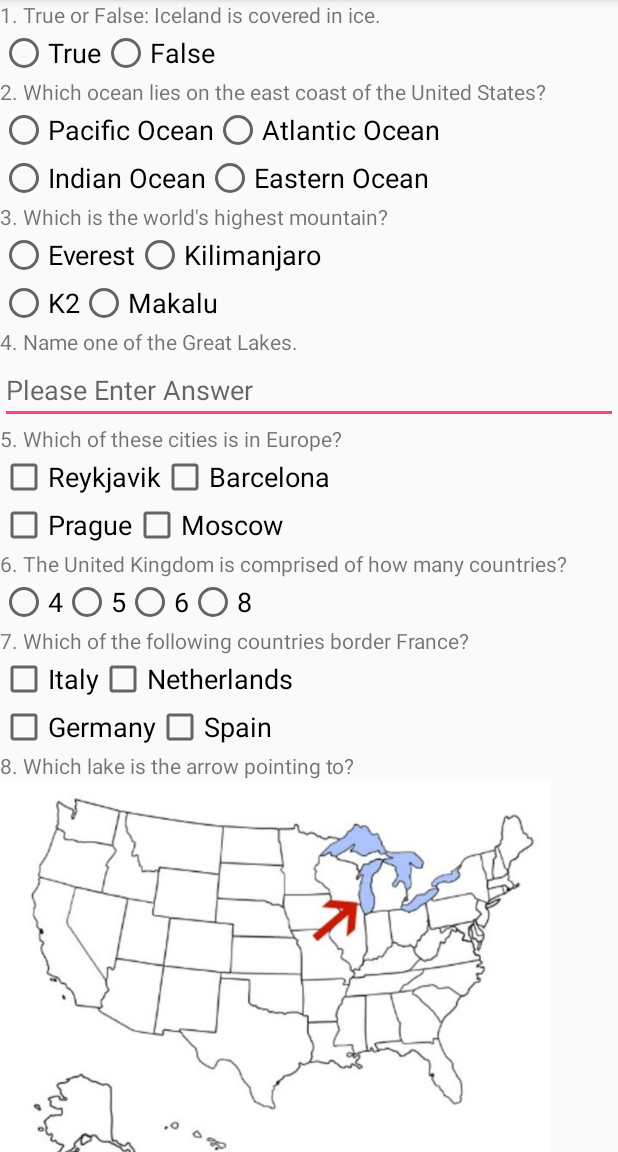
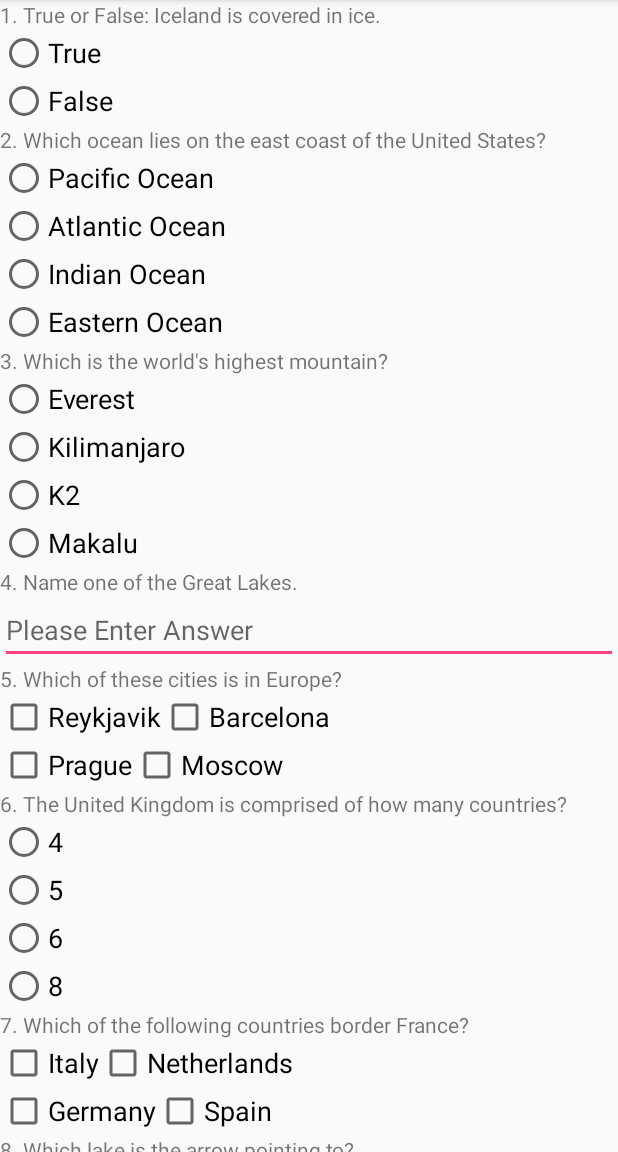
Before and after one commit to chrisabbod/quiz-app, an Android app: the screen it shows after launch (MainActivity), on a phone screen of 412 x 824 dp, the part 84-1236 px from its top. Run offline under Robolectric (Android 15) with nearby library versions, the phone set to English and light mode, and no system bars.

Commit message:
<fix>: Fix Radio Buttons
Fix bug that caused radio button groups to be separate from each other within the same question

```diff
--- a/app/src/main/res/layout/activity_main.xml
+++ b/app/src/main/res/layout/activity_main.xml
@@ -19,7 +19,7 @@
         <RadioGroup
             android:layout_width="wrap_content"
             android:layout_height="wrap_content"
-            android:orientation="horizontal">
+            android:orientation="vertical">
             <RadioButton
                 android:id="@+id/q1_true_radio_button"
                 android:layout_width="wrap_content"
@@ -43,7 +43,7 @@
         <RadioGroup
             android:layout_width="wrap_content"
             android:layout_height="wrap_content"
-            android:orientation="horizontal">
+            android:orientation="vertical">
             <RadioButton
                 android:id="@+id/pacific_radio_button"
                 android:layout_width="wrap_content"
@@ -56,13 +56,6 @@
                 android:layout_height="wrap_content"
                 android:text="@string/atlantic"
                 android:textAppearance="?android:textAppearanceMedium" />
-
-        </RadioGroup>
-
-        <RadioGroup
-            android:layout_width="wrap_content"
-            android:layout_height="wrap_content"
-            android:orientation="horizontal">
             <RadioButton
                 android:id="@+id/indian_radio_button"
                 android:layout_width="wrap_content"
@@ -86,7 +79,7 @@
         <RadioGroup
             android:layout_width="wrap_content"
             android:layout_height="wrap_content"
-            android:orientation="horizontal">
+            android:orientation="vertical">
             <RadioButton
                 android:id="@+id/everest_radio_button"
                 android:layout_width="wrap_content"
@@ -99,12 +92,6 @@
                 android:layout_height="wrap_content"
                 android:text="@string/kilimanjaro"
                 android:textAppearance="?android:textAppearanceMedium" />
-        </RadioGroup>
-
-        <RadioGroup
-            android:layout_width="wrap_content"
-            android:layout_height="wrap_content"
-            android:orientation="horizontal">
             <RadioButton
                 android:id="@+id/k2_radio_button"
                 android:layout_width="wrap_content"
@@ -184,7 +171,7 @@
         <RadioGroup
             android:layout_width="wrap_content"
             android:layout_height="wrap_content"
-            android:orientation="horizontal">
+            android:orientation="vertical">
             <RadioButton
                 android:id="@+id/four_radio_button"
                 android:layout_width="wrap_content"
@@ -270,7 +257,7 @@
         <RadioGroup
             android:layout_width="wrap_content"
             android:layout_height="wrap_content"
-            android:orientation="horizontal">
+            android:orientation="vertical">
             <RadioButton
                 android:id="@+id/superior_radio_button"
                 android:layout_width="wrap_content"
@@ -283,12 +270,6 @@
                 android:layout_height="wrap_content"
                 android:text="@string/michigan"
                 android:textAppearance="?android:textAppearanceMedium" />
-        </RadioGroup>
-
-        <RadioGroup
-            android:layout_width="wrap_content"
-            android:layout_height="wrap_content"
-            android:orientation="horizontal">
             <RadioButton
                 android:id="@+id/huron_radio_button"
                 android:layout_width="wrap_content"
@@ -302,6 +283,7 @@
                 android:text="@string/erie"
                 android:textAppearance="?android:textAppearanceMedium" />
         </RadioGroup>
+
         <!-- QUESTION 9 -->
         <TextView
             android:text="@string/question_nine"
@@ -323,7 +305,7 @@
         <RadioGroup
             android:layout_width="wrap_content"
             android:layout_height="wrap_content"
-            android:orientation="horizontal">
+            android:orientation="vertical">
             <RadioButton
                 android:id="@+id/amazon_radio_button"
                 android:layout_width="wrap_content"
@@ -336,12 +318,6 @@
                 android:layout_height="wrap_content"
                 android:text="@string/nile"
                 android:textAppearance="?android:textAppearanceMedium" />
-        </RadioGroup>
-
-        <RadioGroup
-            android:layout_width="wrap_content"
-            android:layout_height="wrap_content"
-            android:orientation="horizontal">
             <RadioButton
                 android:id="@+id/congo_radio_button"
                 android:layout_width="wrap_content"
```
